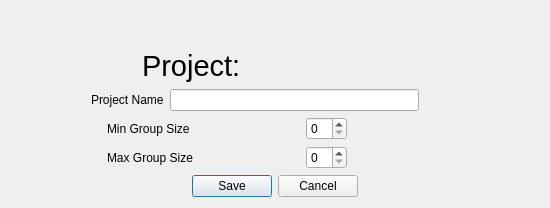
CaptOkie/code-first-think-later, file src/ProjectSubsystem/projectform.ui: the form before one commit.
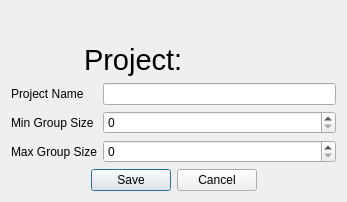
The form after the commit.

Patch:
```diff
--- a/src/ProjectSubsystem/projectform.ui
+++ b/src/ProjectSubsystem/projectform.ui
@@ -6,14 +6,14 @@
    <rect>
     <x>0</x>
     <y>0</y>
-    <width>550</width>
-    <height>208</height>
+    <width>347</width>
+    <height>202</height>
    </rect>
   </property>
   <property name="windowTitle">
    <string>Dialog</string>
   </property>
-  <layout class="QVBoxLayout" name="verticalLayout_2">
+  <layout class="QVBoxLayout" name="verticalLayout">
    <item>
     <spacer name="verticalSpacer_2">
      <property name="orientation">
@@ -97,36 +97,8 @@
     </layout>
    </item>
    <item>
-    <layout class="QVBoxLayout" name="verticalLayout">
-     <item>
-      <layout class="QHBoxLayout" name="horizontalLayout_4">
-       <item>
-        <spacer name="horizontalSpacer_12">
-         <property name="orientation">
-          <enum>Qt::Horizontal</enum>
-         </property>
-         <property name="sizeHint" stdset="0">
-          <size>
-           <width>40</width>
-           <height>20</height>
-          </size>
-         </property>
-        </spacer>
-       </item>
-       <item>
-        <spacer name="horizontalSpacer_14">
-         <property name="orientation">
-          <enum>Qt::Horizontal</enum>
-         </property>
-         <property name="sizeHint" stdset="0">
-          <size>
-           <width>40</width>
-           <height>20</height>
-          </size>
-         </property>
-        </spacer>
-       </item>
-       <item>
+    <layout class="QGridLayout" name="gridLayout">
+     <item row="0" column="0">
         <widget class="QLabel" name="projectNameLabel">
          <property name="sizePolicy">
           <sizepolicy hsizetype="MinimumExpanding" vsizetype="Minimum">
@@ -139,7 +111,7 @@
          </property>
         </widget>
        </item>
-       <item>
+     <item row="0" column="1">
         <widget class="QLineEdit" name="projectNameEdit">
          <property name="sizePolicy">
           <sizepolicy hsizetype="MinimumExpanding" vsizetype="Fixed">
@@ -149,66 +121,7 @@
          </property>
         </widget>
        </item>
-       <item>
-        <spacer name="horizontalSpacer_17">
-         <property name="orientation">
-          <enum>Qt::Horizontal</enum>
-         </property>
-         <property name="sizeHint" stdset="0">
-          <size>
-           <width>40</width>
-           <height>20</height>
-          </size>
-         </property>
-        </spacer>
-       </item>
-       <item>
-        <spacer name="horizontalSpacer_15">
-         <property name="orientation">
-          <enum>Qt::Horizontal</enum>
-         </property>
-         <property name="sizeHint" stdset="0">
-          <size>
-           <width>40</width>
-           <height>20</height>
-          </size>
-         </property>
-        </spacer>
-       </item>
-       <item>
-        <spacer name="horizontalSpacer_13">
-         <property name="orientation">
-          <enum>Qt::Horizontal</enum>
-         </property>
-         <property name="sizeType">
-          <enum>QSizePolicy::Expanding</enum>
-         </property>
-         <property name="sizeHint" stdset="0">
-          <size>
-           <width>40</width>
-           <height>20</height>
-          </size>
-         </property>
-        </spacer>
-       </item>
-      </layout>
-     </item>
-     <item>
-      <layout class="QHBoxLayout" name="horizontalLayout_3">
-       <item>
-        <spacer name="horizontalSpacer_10">
-         <property name="orientation">
-          <enum>Qt::Horizontal</enum>
-         </property>
-         <property name="sizeHint" stdset="0">
-          <size>
-           <width>40</width>
-           <height>20</height>
-          </size>
-         </property>
-        </spacer>
-       </item>
-       <item>
+     <item row="1" column="0">
         <widget class="QLabel" name="minGrpLabel">
          <property name="sizePolicy">
           <sizepolicy hsizetype="MinimumExpanding" vsizetype="Minimum">
@@ -221,66 +134,10 @@
          </property>
         </widget>
        </item>
-       <item>
-        <spacer name="horizontalSpacer_4">
-         <property name="orientation">
-          <enum>Qt::Horizontal</enum>
-         </property>
-         <property name="sizeHint" stdset="0">
-          <size>
-           <width>40</width>
-           <height>20</height>
-          </size>
-         </property>
-        </spacer>
-       </item>
-       <item>
+     <item row="1" column="1">
         <widget class="QSpinBox" name="minGroupSpinBox"/>
        </item>
-       <item>
-        <spacer name="horizontalSpacer_5">
-         <property name="orientation">
-          <enum>Qt::Horizontal</enum>
-         </property>
-         <property name="sizeHint" stdset="0">
-          <size>
-           <width>40</width>
-           <height>20</height>
-          </size>
-         </property>
-        </spacer>
-       </item>
-       <item>
-        <spacer name="horizontalSpacer_11">
-         <property name="orientation">
-          <enum>Qt::Horizontal</enum>
-         </property>
-         <property name="sizeHint" stdset="0">
-          <size>
-           <width>40</width>
-           <height>20</height>
-          </size>
-         </property>
-        </spacer>
-       </item>
-      </layout>
-     </item>
-     <item>
-      <layout class="QHBoxLayout" name="horizontalLayout_2">
-       <item>
-        <spacer name="horizontalSpacer_8">
-         <property name="orientation">
-          <enum>Qt::Horizontal</enum>
-         </property>
-         <property name="sizeHint" stdset="0">
-          <size>
-           <width>40</width>
-           <height>20</height>
-          </size>
-         </property>
-        </spacer>
-       </item>
-       <item>
+     <item row="2" column="0">
         <widget class="QLabel" name="maxGrpLabel">
          <property name="sizePolicy">
           <sizepolicy hsizetype="MinimumExpanding" vsizetype="Minimum">
@@ -293,49 +150,8 @@
          </property>
         </widget>
        </item>
-       <item>
-        <spacer name="horizontalSpacer_3">
-         <property name="orientation">
-          <enum>Qt::Horizontal</enum>
-         </property>
-         <property name="sizeHint" stdset="0">
-          <size>
-           <width>40</width>
-           <height>20</height>
-          </size>
-         </property>
-        </spacer>
-       </item>
-       <item>
+     <item row="2" column="1">
         <widget class="QSpinBox" name="maxGroupSpinBox"/>
-       </item>
-       <item>
-        <spacer name="horizontalSpacer_2">
-         <property name="orientation">
-          <enum>Qt::Horizontal</enum>
-         </property>
-         <property name="sizeHint" stdset="0">
-          <size>
-           <width>40</width>
-           <height>20</height>
-          </size>
-         </property>
-        </spacer>
-       </item>
-       <item>
-        <spacer name="horizontalSpacer_9">
-         <property name="orientation">
-          <enum>Qt::Horizontal</enum>
-         </property>
-         <property name="sizeHint" stdset="0">
-          <size>
-           <width>40</width>
-           <height>20</height>
-          </size>
-         </property>
-        </spacer>
-       </item>
-      </layout>
      </item>
     </layout>
    </item>
```
Lines whose indentation alone changed are shown as unchanged.
